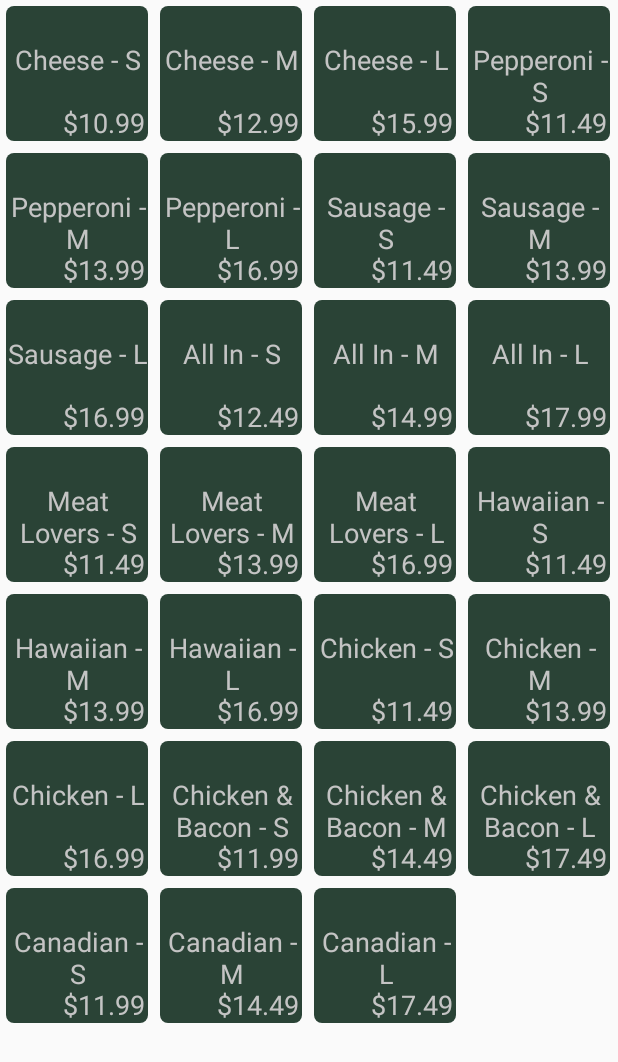
After one commit to victorsuleiman/aioRestaurants, an Android app: the fragment FragmentMenuPizza shown on its own in the app's theme, on a phone screen of 412 x 824 dp. The commit adds this screen. Shown: the top 1062 px of the screen. Run offline under Robolectric (Android 15) with nearby library versions, the light colour scheme and no system bars.

Commit message:
Created Pizza Menu Fragment

```diff
--- a/Mobile/app/build.gradle
+++ b/Mobile/app/build.gradle
@@ -39,6 +39,7 @@ dependencies {
     implementation 'androidx.appcompat:appcompat:1.3.0'
     implementation 'com.google.android.material:material:1.3.0'
     implementation 'androidx.constraintlayout:constraintlayout:2.0.4'
+    implementation 'androidx.legacy:legacy-support-v4:1.0.0'
     testImplementation 'junit:junit:4.+'
     androidTestImplementation 'androidx.test.ext:junit:1.1.2'
     androidTestImplementation 'androidx.test.espresso:espresso-core:3.3.0'
--- /dev/null
+++ b/Mobile/app/src/main/java/com/csis4495/aiorestaurants/FragmentMenuPizza.kt
@@ -0,0 +1,83 @@
+package com.csis4495.aiorestaurants
+
+import android.os.Bundle
+import androidx.fragment.app.Fragment
+import android.view.LayoutInflater
+import android.view.View
+import android.view.ViewGroup
+import android.widget.AdapterView
+import android.widget.GridView
+import android.widget.Toast
+
+class FragmentMenuPizza : Fragment(), AdapterView.OnItemClickListener {
+
+    private var gridView: GridView? = null
+    private var arrayList: ArrayList<ItemPizza> ? = null
+    private var adapterPizza: AdapterPizza ? = null
+
+    override fun onCreate(savedInstanceState: Bundle?) {
+        super.onCreate(savedInstanceState)
+        arguments?.let {
+
+        }
+    }
+
+    override fun onCreateView(
+        inflater: LayoutInflater, container: ViewGroup?,
+        savedInstanceState: Bundle?
+    ): View? {
+
+        return inflater.inflate(R.layout.fragment_menu_pizza, container, false)
+    }
+
+    override fun onViewCreated(view: View, savedInstanceState: Bundle?) {
+        super.onViewCreated(view, savedInstanceState)
+
+        var gridView:GridView ? = view.findViewById(R.id.gvPizza)
+        arrayList = ArrayList()
+        arrayList = setDataList()
+        adapterPizza = context?.let { AdapterPizza(it, arrayList!!) }
+        gridView?.adapter = adapterPizza
+        gridView?.onItemClickListener = this
+    }
+
+    private fun setDataList() : ArrayList<ItemPizza> {
+
+        var arrayList: ArrayList<ItemPizza> = ArrayList()
+
+        arrayList.add(ItemPizza("Cheese - S", "$10.99"))
+        arrayList.add(ItemPizza("Cheese - M", "$12.99"))
+        arrayList.add(ItemPizza("Cheese - L", "$15.99"))
+        arrayList.add(ItemPizza("Pepperoni - S", "$11.49"))
+        arrayList.add(ItemPizza("Pepperoni - M", "$13.99"))
+        arrayList.add(ItemPizza("Pepperoni - L", "$16.99"))
+        arrayList.add(ItemPizza("Sausage - S", "$11.49"))
+        arrayList.add(ItemPizza("Sausage - M", "$13.99"))
+        arrayList.add(ItemPizza("Sausage - L", "$16.99"))
+        arrayList.add(ItemPizza("All In - S", "$12.49"))
+        arrayList.add(ItemPizza("All In - M", "$14.99"))
+        arrayList.add(ItemPizza("All In - L", "$17.99"))
+        arrayList.add(ItemPizza("Meat Lovers - S", "$11.49"))
+        arrayList.add(ItemPizza("Meat Lovers - M", "$13.99"))
+        arrayList.add(ItemPizza("Meat Lovers - L", "$16.99"))
+        arrayList.add(ItemPizza("Hawaiian - S", "$11.49"))
+        arrayList.add(ItemPizza("Hawaiian - M", "$13.99"))
+        arrayList.add(ItemPizza("Hawaiian - L", "$16.99"))
+        arrayList.add(ItemPizza("Chicken - S", "$11.49"))
+        arrayList.add(ItemPizza("Chicken - M", "$13.99"))
+        arrayList.add(ItemPizza("Chicken - L", "$16.99"))
+        arrayList.add(ItemPizza("Chicken & Bacon - S", "$11.99"))
+        arrayList.add(ItemPizza("Chicken & Bacon - M", "$14.49"))
+        arrayList.add(ItemPizza("Chicken & Bacon - L", "$17.49"))
+        arrayList.add(ItemPizza("Canadian - S", "$11.99"))
+        arrayList.add(ItemPizza("Canadian - M", "$14.49"))
+        arrayList.add(ItemPizza("Canadian - L", "$17.49"))
+
+        return arrayList
+    }
+
+    override fun onItemClick(parent: AdapterView<*>?, view: View?, position: Int, id: Long) {
+        var itemPizza:ItemPizza = arrayList!![position]
+        Toast.makeText(context, itemPizza.name, Toast.LENGTH_LONG).show()
+    }
+}
--- /dev/null
+++ b/Mobile/app/src/main/res/layout/fragment_menu_pizza.xml
@@ -0,0 +1,16 @@
+<?xml version="1.0" encoding="utf-8"?>
+    <RelativeLayout xmlns:android="http://schemas.android.com/apk/res/android"
+    xmlns:app="http://schemas.android.com/apk/res-auto"
+    xmlns:tools="http://schemas.android.com/tools"
+    android:layout_width="match_parent"
+    android:layout_height="match_parent"
+    tools:context=".FragmentMenuPizza"
+    android:orientation="vertical">
+
+        <GridView
+        android:id="@+id/gvPizza"
+        android:layout_width="match_parent"
+        android:layout_height="match_parent"
+        android:numColumns="4" />
+
+    </RelativeLayout>
--- a/Mobile/app/src/main/res/values/strings.xml
+++ b/Mobile/app/src/main/res/values/strings.xml
@@ -49,4 +49,6 @@
     <string name="cash">Cash</string>
     <string name="debit">Debit</string>
     <string name="credit">Credit</string>
+    <!-- TODO: Remove or change this placeholder text -->
+    <string name="hello_blank_fragment">Hello blank fragment</string>
 </resources>
```
